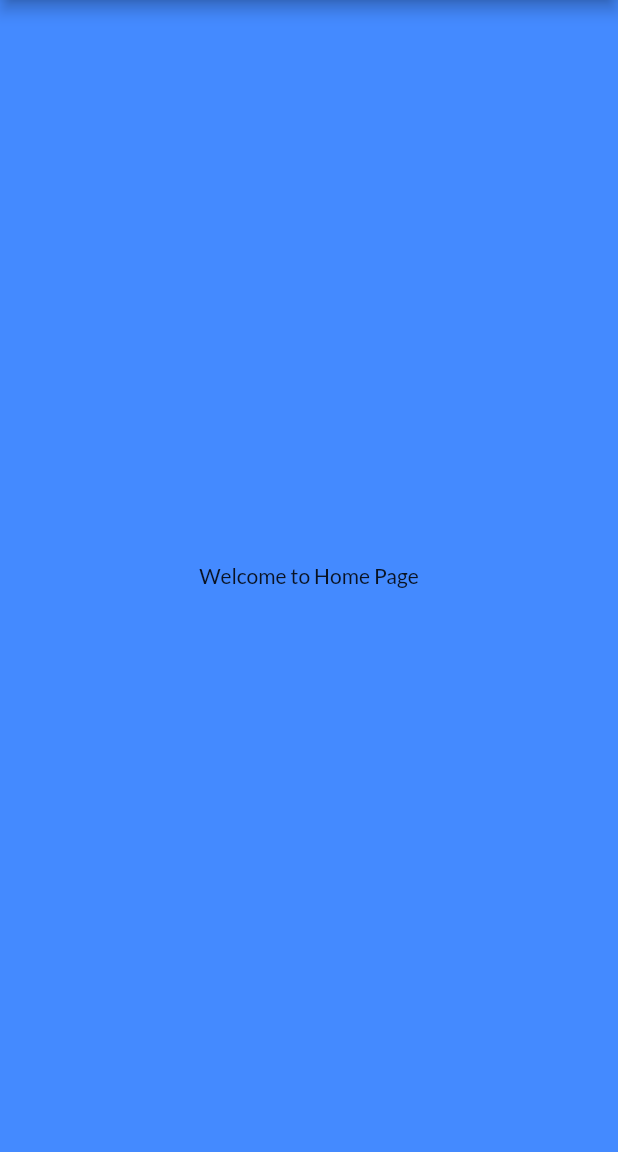
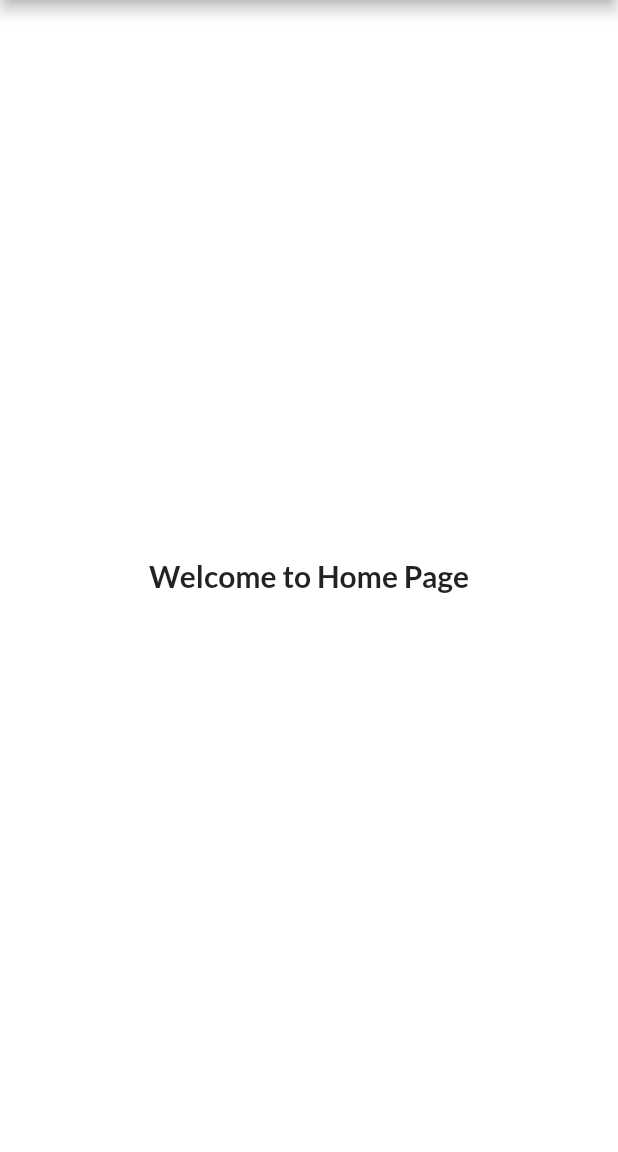
Before and after one commit to amitgp853/FirstFlutterApp, a Flutter app: the HomePage screen opened by its route, on a phone screen of 412 x 824 dp, the part 84-1236 px from its top. Run offline on Flutter 3.47's test engine with Material 2 defaults, Android fonts, the phone set to English and light mode, and no system bars; our stand-ins replace google_fonts.

Commit message:
Error removed

```diff
--- a/intro/lib/pages/homepage.dart
+++ b/intro/lib/pages/homepage.dart
@@ -7,13 +7,16 @@ class HomePage extends StatelessWidget {
       appBar: AppBar(
         title: Text("First App"),
       ),
-      backgroundColor: Colors.blueAccent,
+      backgroundColor: Colors.white,
       body: Center(
         child: Container(
           child: Column(
             mainAxisAlignment: MainAxisAlignment.center,
             children: [
-              Text("Welcome to Home Page"),
+              Text(
+                "Welcome to Home Page",
+                style: TextStyle(fontSize: 20, fontWeight: FontWeight.bold),
+              ),
             ],
           ),
         ),
```
Also changed, not shown: intro/lib/pages/login_page.dart (+8 -2 lines).
